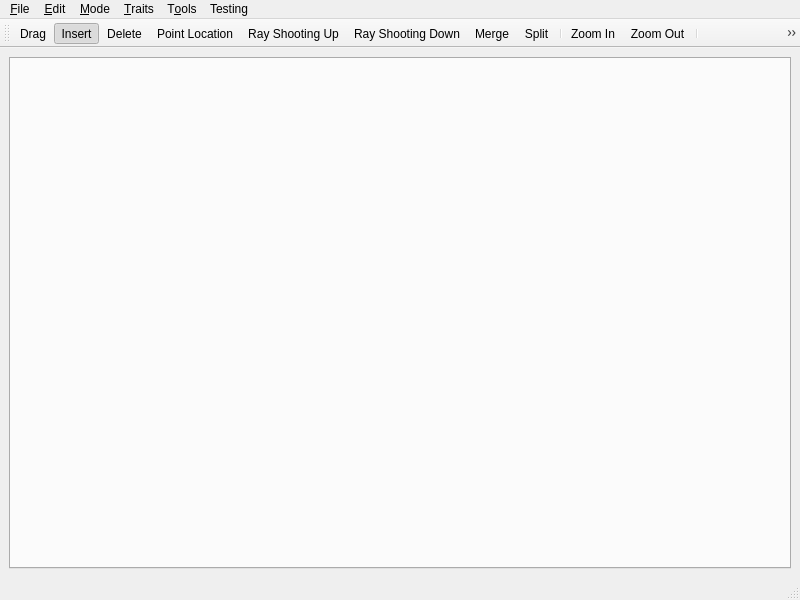
Old version of the form Arrangement_on_surface_2/demo/Arrangement_on_surface_2/ArrangementDemoWindow.ui in the repository CGAL/cgal.
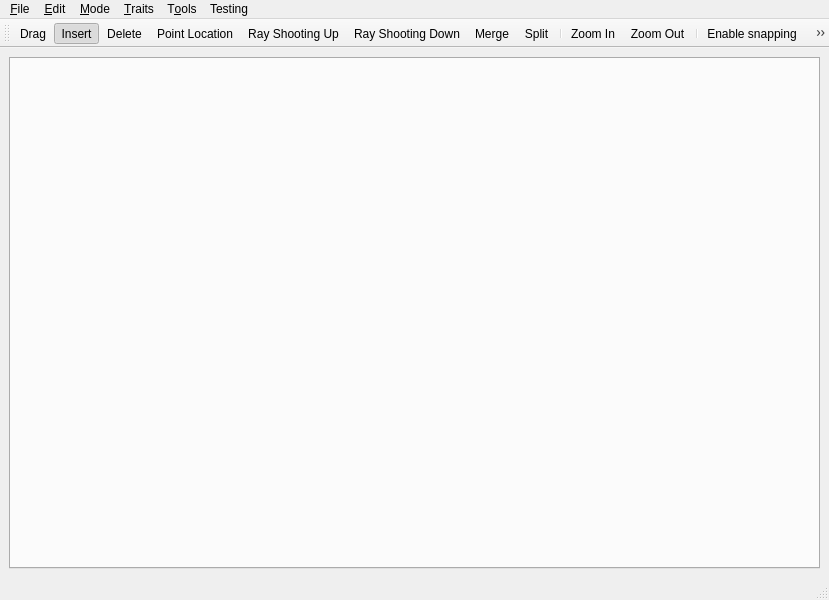
New version of the form. Icons and pictures are not drawn.

```diff
--- a/Arrangement_on_surface_2/demo/Arrangement_on_surface_2/ArrangementDemoWindow.ui
+++ b/Arrangement_on_surface_2/demo/Arrangement_on_surface_2/ArrangementDemoWindow.ui
@@ -6,7 +6,7 @@
    <rect>
     <x>0</x>
     <y>0</y>
-    <width>800</width>
+    <width>829</width>
     <height>600</height>
    </rect>
   </property>
@@ -29,7 +29,7 @@
     <rect>
      <x>0</x>
      <y>0</y>
-     <width>800</width>
+     <width>829</width>
      <height>25</height>
     </rect>
    </property>
@@ -127,6 +127,8 @@
    <addaction name="actionUpperEnvelope"/>
    <addaction name="separator"/>
    <addaction name="actionConicSegment"/>
+   <addaction name="actionCurveRay"/>
+   <addaction name="actionCurveLine"/>
    <addaction name="actionConicCircle"/>
    <addaction name="actionConicEllipse"/>
    <addaction name="actionConicThreePoint"/>
@@ -437,6 +439,30 @@
     <string>Zoom Out</string>
    </property>
   </action>
+  <action name="actionCurveRay">
+   <property name="checkable">
+    <bool>true</bool>
+   </property>
+   <property name="icon">
+    <iconset resource="ArrangementDemoWindow.qrc">
+     <normaloff>:/icons/demo_conic_ray.xpm</normaloff>:/icons/demo_conic_ray.xpm</iconset>
+   </property>
+   <property name="text">
+    <string>Ray</string>
+   </property>
+  </action>
+  <action name="actionCurveLine">
+   <property name="checkable">
+    <bool>true</bool>
+   </property>
+   <property name="icon">
+    <iconset resource="ArrangementDemoWindow.qrc">
+     <normaloff>:/icons/demo_conic_line.xpm</normaloff>:/icons/demo_conic_line.xpm</iconset>
+   </property>
+   <property name="text">
+    <string>Line</string>
+   </property>
+  </action>
  </widget>
  <resources>
   <include location="ArrangementDemoWindow.qrc"/>
```
